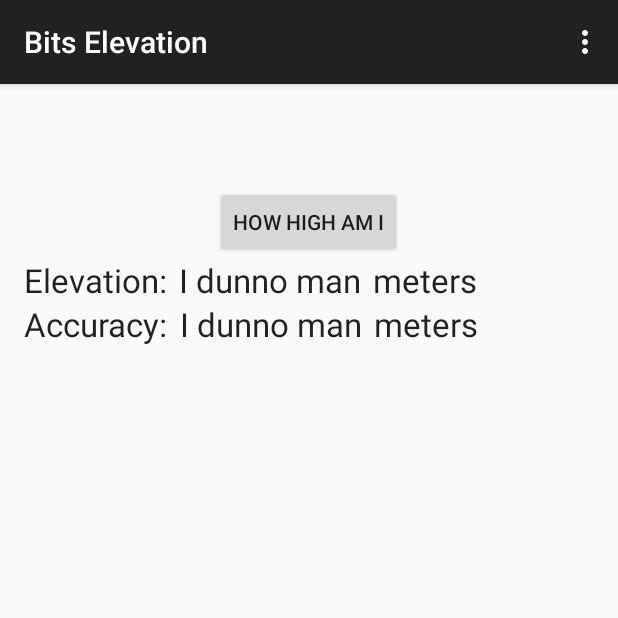
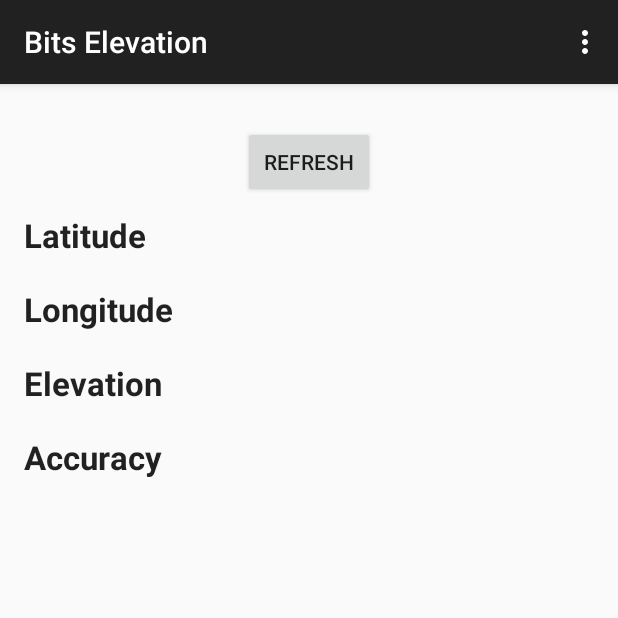
Before and after one commit to cpdupuis/BitsElevation, an Android app: the screen it shows after launch (MainActivity), on a phone screen of 412 x 824 dp, the top half of it. Run offline under Robolectric (Android 15) with nearby library versions, the phone set to English and light mode, and no system bars.

Commit message:
Added latitude and longitude.

```diff
--- a/app/src/main/java/com/bitsforabetterworld/bitselevation/ElevationCallback.java
+++ /dev/null
@@ -1,5 +0,0 @@
-package com.bitsforabetterworld.bitselevation;
-
-public interface ElevationCallback {
-    void elevationUpdated(double elevation, double accuracy);
-}
--- /dev/null
+++ b/app/src/main/java/com/bitsforabetterworld/bitselevation/LocationCallback.java
@@ -0,0 +1,6 @@
+package com.bitsforabetterworld.bitselevation;
+import android.location.Location;
+
+public interface LocationCallback {
+    void locationUpdated(Location location);
+}
--- a/app/src/main/java/com/bitsforabetterworld/bitselevation/LocationModel.java
+++ b/app/src/main/java/com/bitsforabetterworld/bitselevation/LocationModel.java
@@ -10,11 +10,11 @@ import android.os.Looper;
 
 public class LocationModel implements LocationListener {
     private final LocationManager locationManager;
-    private final ElevationCallback elevationCallback;
+    private final LocationCallback locationCallback;
     private final Criteria criteria;
 
-    public LocationModel(Context context, ElevationCallback elevationCallback) {
-        this.elevationCallback = elevationCallback;
+    public LocationModel(Context context, LocationCallback locationCallback) {
+        this.locationCallback = locationCallback;
         this.criteria = new Criteria();
         criteria.setVerticalAccuracy(Criteria.ACCURACY_HIGH);
         locationManager = (LocationManager)context.getSystemService(Context.LOCATION_SERVICE);
@@ -47,7 +47,7 @@ public class LocationModel implements LocationListener {
     @Override
     public void onLocationChanged(Location location) {
         if (location != null) {
-            elevationCallback.elevationUpdated(location.getAltitude(), location.getAccuracy());
+            locationCallback.locationUpdated(location);
         }
     }
 
--- a/app/src/main/res/layout/activity_main.xml
+++ b/app/src/main/res/layout/activity_main.xml
@@ -9,14 +9,14 @@
     <Button
         android:layout_width="wrap_content"
         android:layout_height="wrap_content"
-        android:text="How high am I"
+        android:text="@string/activity_refresh"
         android:id="@+id/button"
-        android:layout_marginTop="52dp"
+        android:layout_marginTop="12dp"
         android:layout_centerHorizontal="true"/>
 
     <LinearLayout
         android:orientation="horizontal"
-        android:id="@+id/elevationRow"
+        android:id="@+id/latitudeRow"
         android:layout_width="fill_parent"
         android:layout_height="wrap_content"
         android:layout_below="@+id/button"
@@ -25,20 +25,61 @@
             android:layout_width="wrap_content"
             android:layout_height="wrap_content"
             android:textAppearance="?android:attr/textAppearanceLarge"
-            android:text="Elevation:"/>
+            android:textStyle="bold"
+            android:text="@string/activity_latitude"/>
         <TextView
             android:layout_width="wrap_content"
             android:layout_height="wrap_content"
-            android:paddingLeft="12px"
+            android:padding="10dp"
             android:textAppearance="?android:attr/textAppearanceLarge"
-            android:text="I dunno man"
+            android:id="@+id/latitudeDisplay" />
+    </LinearLayout>
+
+    <LinearLayout
+        android:orientation="horizontal"
+        android:id="@+id/longitudeRow"
+        android:layout_width="fill_parent"
+        android:layout_height="wrap_content"
+        android:layout_below="@+id/latitudeRow"
+        android:layout_centerHorizontal="true">
+        <TextView
+            android:layout_width="wrap_content"
+            android:layout_height="wrap_content"
+            android:textAppearance="?android:attr/textAppearanceLarge"
+            android:textStyle="bold"
+            android:text="@string/activity_longitude"/>
+        <TextView
+            android:layout_width="wrap_content"
+            android:layout_height="wrap_content"
+            android:padding="10dp"
+            android:textAppearance="?android:attr/textAppearanceLarge"
+            android:id="@+id/longitudeDisplay" />
+    </LinearLayout>
+
+    <LinearLayout
+        android:orientation="horizontal"
+        android:id="@+id/elevationRow"
+        android:layout_width="fill_parent"
+        android:layout_height="wrap_content"
+        android:layout_below="@+id/longitudeRow"
+        android:layout_centerHorizontal="true">
+        <TextView
+            android:layout_width="wrap_content"
+            android:layout_height="wrap_content"
+            android:textAppearance="?android:attr/textAppearanceLarge"
+            android:textStyle="bold"
+            android:text="@string/activity_elevation"/>
+        <TextView
+            android:layout_width="wrap_content"
+            android:layout_height="wrap_content"
+            android:padding="10dp"
+            android:textAppearance="?android:attr/textAppearanceLarge"
             android:id="@+id/elevationDisplay" />
         <TextView
             android:layout_width="wrap_content"
             android:layout_height="wrap_content"
-            android:paddingLeft="12px"
+            android:padding="10dp"
             android:textAppearance="?android:attr/textAppearanceLarge"
-            android:text="meters"
             android:id="@+id/elevationUnitsDisplay" />
     </LinearLayout>
 
@@ -53,20 +94,19 @@
             android:layout_width="wrap_content"
             android:layout_height="wrap_content"
             android:textAppearance="?android:attr/textAppearanceLarge"
-            android:text="Accuracy:"/>
+            android:textStyle="bold"
+            android:text="@string/activity_accuracy"/>
         <TextView
             android:layout_width="wrap_content"
             android:layout_height="wrap_content"
-            android:paddingLeft="12px"
+            android:padding="10dp"
             android:textAppearance="?android:attr/textAppearanceLarge"
-            android:text="I dunno man"
             android:id="@+id/accuracyDisplay" />
         <TextView
             android:layout_width="wrap_content"
             android:layout_height="wrap_content"
-            android:paddingLeft="12px"
+            android:padding="10dp"
             android:textAppearance="?android:attr/textAppearanceLarge"
-            android:text="meters"
             android:id="@+id/accuracyUnitsDisplay" />
     </LinearLayout>
 
--- a/app/src/main/res/values/strings.xml
+++ b/app/src/main/res/values/strings.xml
@@ -1,10 +1,14 @@
 <?xml version="1.0" encoding="utf-8"?>
 <resources>
-
     <string name="app_name">Bits Elevation</string>
     <string name="action_settings">Settings</string>
+    <string name="activity_refresh">Refresh</string>
+    <string name="activity_latitude">Latitude</string>
+    <string name="activity_longitude">Longitude</string>
+    <string name="activity_elevation">Elevation</string>
+    <string name="activity_accuracy">Accuracy</string>
     <string name="pref_unitsTitle">Units</string>
-    <string name="pref_unitsDialogTitle">Units (dialog title)</string>
+    <string name="pref_unitsDialogTitle">Units</string>
     <string-array name="pref_units_entries">
         <item>meters</item>
         <item>feet</item>
```
Also changed, not shown: app/src/main/java/com/bitsforabetterworld/bitselevation/FormatUtils.java (added, +34 -0 lines), app/src/main/java/com/bitsforabetterworld/bitselevation/MainActivity.java (+16 -7 lines), 1 other file.
